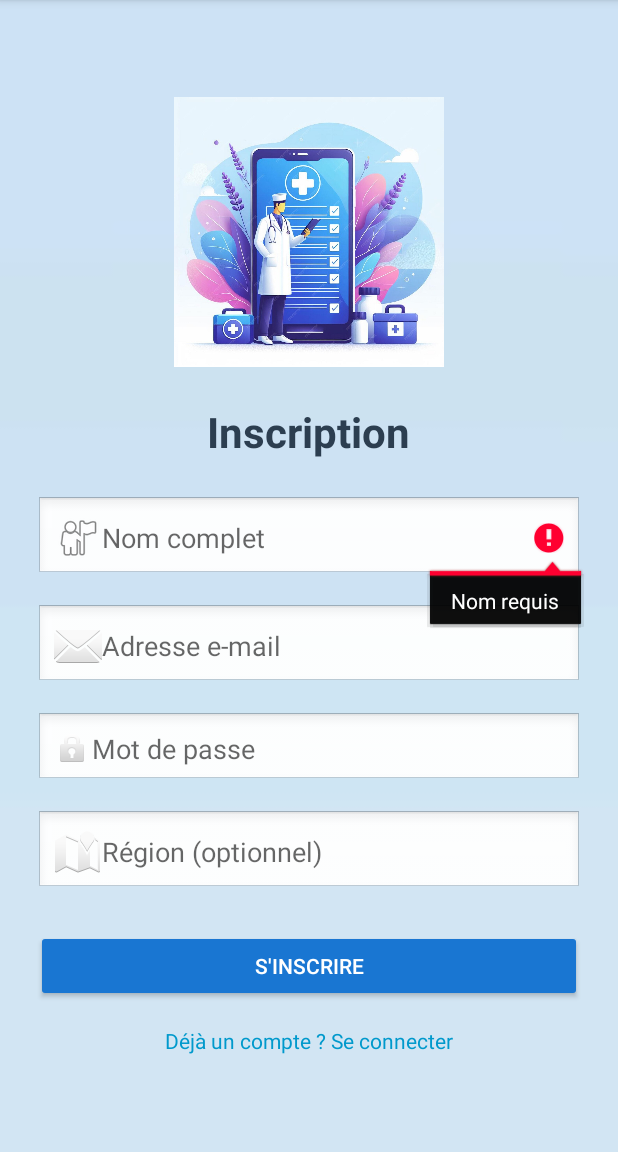
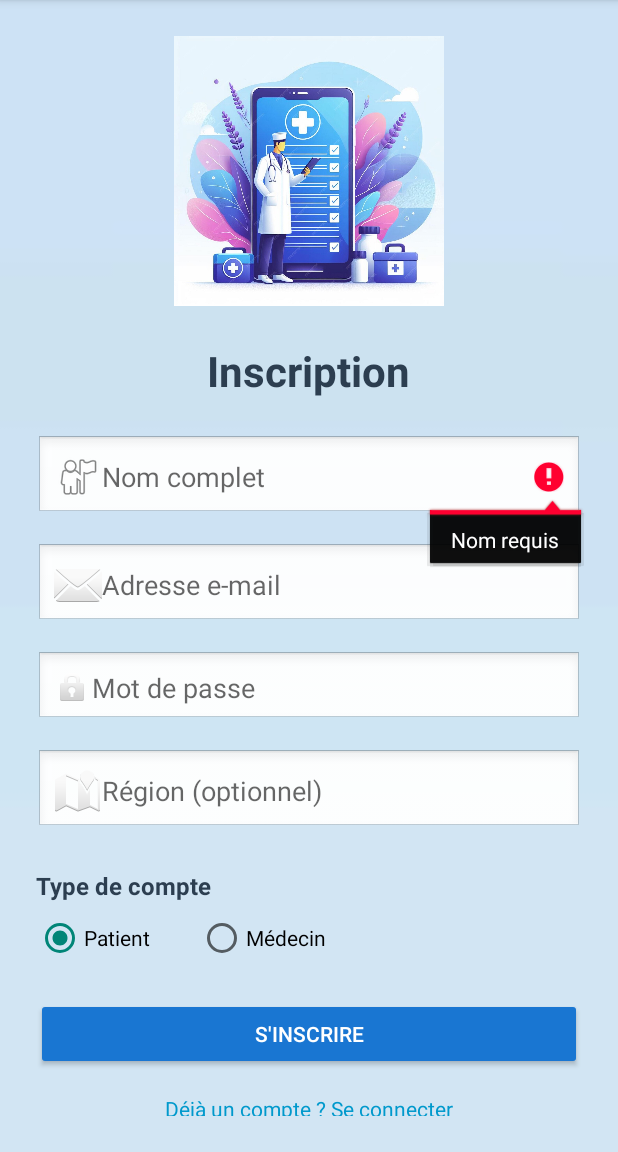
Before and after one commit to marwak617/projet-mobile, an Android app: the RegisterActivity screen opened directly, with no data from a screen before it, after a tap on "S'INSCRIRE", on a phone screen of 412 x 824 dp, the part 84-1236 px from its top. Run offline under Robolectric (Android 15) with nearby library versions, the light colour scheme and no system bars.

Commit message:
modification du design de l'interface inscription et l'activité register, avec modification du design dashboard pour patient et docteur

```diff
--- a/frontend/app/build.gradle.kts
+++ b/frontend/app/build.gradle.kts
@@ -129,6 +129,7 @@ dependencies {
 
     // Image loading and caching
     implementation("com.github.bumptech.glide:glide:4.16.0")
+    implementation(libs.androidx.material3)
     annotationProcessor("com.github.bumptech.glide:compiler:4.16.0")
 
     // Image zoom
--- a/frontend/app/src/main/java/com/example/application_gestion_rdv/RegisterActivity.kt
+++ b/frontend/app/src/main/java/com/example/application_gestion_rdv/RegisterActivity.kt
@@ -6,6 +6,8 @@ import android.util.Log
 import android.view.View
 import android.widget.Toast
 import androidx.appcompat.app.AppCompatActivity
+import android.widget.RadioButton
+import android.widget.RadioGroup
 import androidx.lifecycle.lifecycleScope
 import com.example.application_gestion_rdv.api.RetrofitClient
 import com.example.application_gestion_rdv.databinding.ActivityRegisterBinding
@@ -30,10 +32,18 @@ class RegisterActivity : AppCompatActivity() {
             val password = binding.etPassword.text.toString().trim()
             val region = binding.etRegion.text.toString().trim()
 
-            Log.d("REGISTER", "🔘 Bouton cliqué - Name: $name, Email: $email, Region: $region")
+            // Récupération du rôle sélectionné
+            val selectedRole = when (binding.rgRole.checkedRadioButtonId) {
+                R.id.rbPatient -> "PATIENT"
+                R.id.rbMedecin -> "MEDECIN"
+                else -> "PATIENT"
+            }
+
+            Log.d("REGISTER", "🔘 Bouton cliqué - Name: $name, Email: $email, Region: $region, Role: $selectedRole")
 
             if (validateInput(name, email, password)) {
-                performRegister(name, email, password, region.ifEmpty { null })
+                // Passer selectedRole à la fonction performRegister
+                performRegister(name, email, password, region.ifEmpty { null }, selectedRole)
             }
         }
 
@@ -73,7 +83,8 @@ class RegisterActivity : AppCompatActivity() {
         return true
     }
 
-    private fun performRegister(name: String, email: String, password: String, region: String?) {
+    // Ajouter le paramètre role
+    private fun performRegister(name: String, email: String, password: String, region: String?, role: String) {
         binding.progressBar.visibility = View.VISIBLE
         binding.btnRegister.isEnabled = false
 
@@ -81,6 +92,7 @@ class RegisterActivity : AppCompatActivity() {
         Log.d("REGISTER", "📤 Name: $name")
         Log.d("REGISTER", "📤 Email: $email")
         Log.d("REGISTER", "📤 Region: $region")
+        Log.d("REGISTER", "📤 Role: $role")
         Log.d("REGISTER", "📤 URL complète: ${RetrofitClient.BASE_URL}users/register")
 
         lifecycleScope.launch {
@@ -88,7 +100,7 @@ class RegisterActivity : AppCompatActivity() {
                 Log.d("REGISTER", "⏳ Envoi de la requête...")
 
                 val response = RetrofitClient.apiService.register(
-                    RegisterRequest(name, email, password, region)
+                    RegisterRequest(name, email, password, region, role)
                 )
 
                 Log.d("REGISTER", "📥 Réponse reçue!")
--- a/frontend/app/src/main/java/com/example/application_gestion_rdv/models/RegisterRequest.kt
+++ b/frontend/app/src/main/java/com/example/application_gestion_rdv/models/RegisterRequest.kt
@@ -4,5 +4,6 @@ data class RegisterRequest(
     val name: String,
     val email: String,
     val password: String,
-    val region: String? = null
+    val region: String? = null,
+    val role: String
 )
--- a/frontend/app/src/main/res/layout/activity_register.xml
+++ b/frontend/app/src/main/res/layout/activity_register.xml
@@ -71,6 +71,39 @@
         android:background="@android:drawable/edit_text"
         android:layout_marginBottom="24dp" />
 
+    <TextView
+        android:layout_width="match_parent"
+        android:layout_height="wrap_content"
+        android:layout_marginBottom="8dp"
+        android:text="Type de compte"
+        android:textColor="#2C3E50"
+        android:textSize="16sp"
+        android:textStyle="bold"
+        android:gravity="start" />
+
+    <RadioGroup
+        android:id="@+id/rgRole"
+        android:layout_width="match_parent"
+        android:layout_height="wrap_content"
+        android:orientation="horizontal"
+        android:layout_marginBottom="24dp">
+
+        <RadioButton
+            android:id="@+id/rbPatient"
+            android:layout_width="wrap_content"
+            android:layout_height="wrap_content"
+            android:text="Patient"
+            android:checked="true"
+            android:layout_marginEnd="32dp"/>
+
+        <RadioButton
+            android:id="@+id/rbMedecin"
+            android:layout_width="wrap_content"
+            android:layout_height="wrap_content"
+            android:text="Médecin"/>
+    </RadioGroup>
+
+
     <ProgressBar
         android:id="@+id/progressBar"
         style="?android:attr/progressBarStyle"
@@ -83,19 +116,19 @@
         android:id="@+id/btnRegister"
         android:layout_width="match_parent"
         android:layout_height="wrap_content"
+        android:backgroundTint="#1976D2"
+        android:padding="10dp"
         android:text="S'inscrire"
-        android:backgroundTint="#1976D2"
-        android:textColor="#FFFFFF"
-        android:padding="12dp" />
+        android:textColor="#FFFFFF" />
 
     <TextView
         android:id="@+id/tvGoToLogin"
         android:layout_width="wrap_content"
         android:layout_height="wrap_content"
-        android:text="Déjà un compte ? Se connecter"
-        android:textColor="@android:color/holo_blue_dark"
         android:layout_marginTop="16dp"
         android:clickable="true"
-        android:focusable="true" />
+        android:focusable="true"
+        android:text="Déjà un compte ? Se connecter"
+        android:textColor="@android:color/holo_blue_dark" />
 
 </LinearLayout>
--- a/frontend/gradle/libs.versions.toml
+++ b/frontend/gradle/libs.versions.toml
@@ -8,6 +8,7 @@ espressoCore = "3.5.1"
 lifecycleRuntimeKtx = "2.7.0"
 activityCompose = "1.8.2"
 composeBom = "2024.04.01"
+material3 = "1.4.0"
 
 [libraries]
 androidx-core-ktx = { group = "androidx.core", name = "core-ktx", version.ref = "coreKtx" }
@@ -24,6 +25,7 @@ androidx-compose-ui-tooling-preview = { group = "androidx.compose.ui", name = "u
 androidx-compose-ui-test-manifest = { group = "androidx.compose.ui", name = "ui-test-manifest" }
 androidx-compose-ui-test-junit4 = { group = "androidx.compose.ui", name = "ui-test-junit4" }
 androidx-compose-material3 = { group = "androidx.compose.material3", name = "material3" }
+androidx-material3 = { group = "androidx.compose.material3", name = "material3", version.ref = "material3" }
 
 
 
```
Also changed, not shown: 2 other files.
